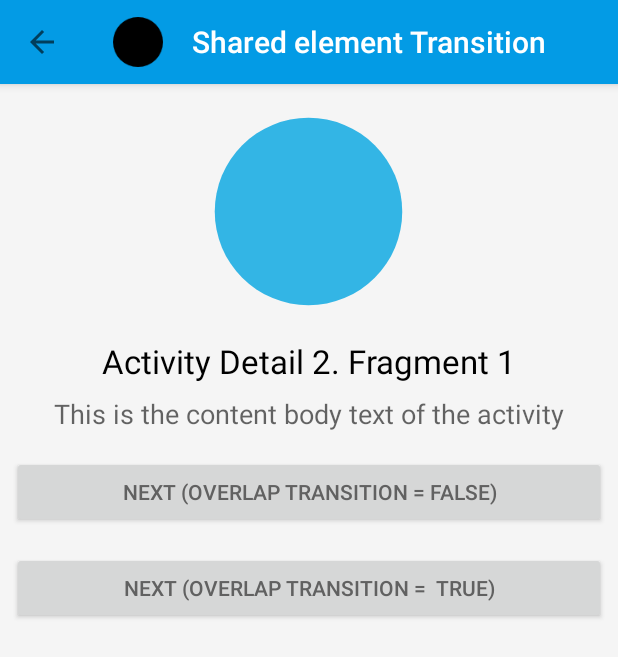
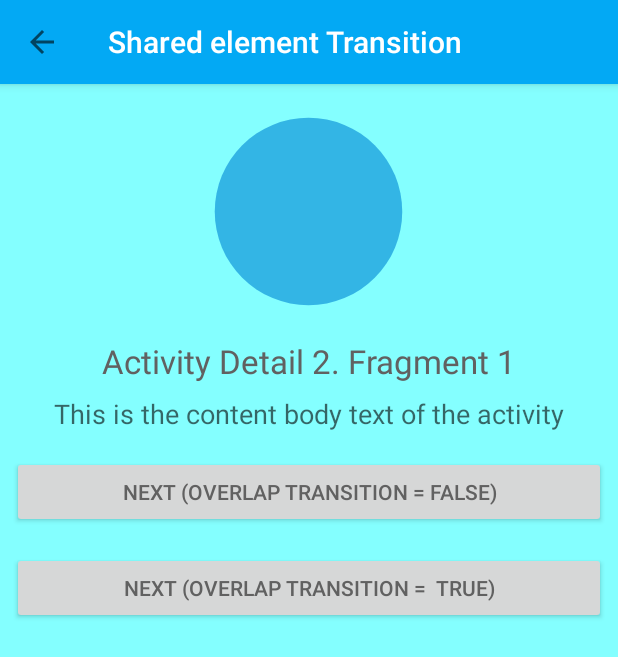
Before and after one commit to dev-arrow/Material-Animations, an Android app: the screen it shows after launch (DetailActivity2), after a tap on "Shared element Transition", on a phone screen of 412 x 824 dp. Shown: the top 657 px of the screen. Run offline under Robolectric (Android 15) with nearby library versions, the phone set to English and light mode, and no system bars; our stand-ins replace data binding; 2 statements that could not run were skipped.

Commit message:
Add themes to detail activities

```diff
--- a/app/src/main/java/com/lgvalle/material_animations/DetailActivity1.java
+++ b/app/src/main/java/com/lgvalle/material_animations/DetailActivity1.java
@@ -17,9 +17,11 @@ public class DetailActivity1 extends AppCompatActivity {
     @Override
     protected void onCreate(Bundle savedInstanceState) {
         super.onCreate(savedInstanceState);
+
         ActivityDetails1Binding binding = DataBindingUtil.setContentView(this, R.layout.activity_details1);
         Sample sample = (Sample) getIntent().getExtras().getSerializable("sample");
         binding.setDetails1Sample(sample);
+
 
         setupWindowAnimations();
         setupLayout();
--- a/app/src/main/res/layout/activity_details2.xml
+++ b/app/src/main/res/layout/activity_details2.xml
@@ -19,16 +19,8 @@
             style="@style/MaterialAnimations.TextAppearance.Title"
             android:layout_width="match_parent"
             android:layout_height="?android:attr/actionBarSize"
-            android:background="@color/material_animations_primary"
+            android:background="?android:colorPrimary"
             android:elevation="@dimen/elevation_header">
-
-            <ImageView
-                android:id="@+id/toolbar_sample_icon"
-                android:layout_width="@dimen/size_icon_toolbar"
-                android:layout_height="@dimen/size_icon_toolbar"
-                android:layout_marginEnd="@dimen/spacing_double"
-                android:src="@drawable/circle_24dp"
-                app:colorTint="@{details2Sample.color}" />
 
             <TextView
                 android:id="@+id/title"
--- a/app/src/main/res/values/colors.xml
+++ b/app/src/main/res/values/colors.xml
@@ -35,7 +35,7 @@
     <color name="theme_blue_background">#84ffff</color>
     <color name="theme_blue_primary">#03a9f4</color>
     <color name="theme_blue_accent">#ff193a</color>
-    <color name="theme_blue_text">@color/text_light</color>
+    <color name="theme_blue_text">@color/text_dark</color>
     <color name="theme_blue_primary_dark">#038dcc</color>
 
     <color name="theme_green_background">#b9f6ca</color>
@@ -64,9 +64,8 @@
 
     <color name="green">#00e676</color>
     <color name="red">#ff5252</color>
-    <color name="light_grey">#f5f5f5</color>
+    <color name="light_grey">#E0E0E0</color>
 
 
-    <color name="accent_material_dark">#ffcf40</color>
 
 </resources>
--- a/app/src/main/res/values/dimens.xml
+++ b/app/src/main/res/values/dimens.xml
@@ -11,6 +11,6 @@
 
     <dimen name="size_icon_toolbar">40dp</dimen>
 
-    <integer name="anim_duration_long">1000</integer>
-    <integer name="anim_duration_medium">500</integer>
+    <integer name="anim_duration_long">500</integer>
+    <integer name="anim_duration_medium">300</integer>
 </resources>
--- a/app/src/main/res/values/styles.xml
+++ b/app/src/main/res/values/styles.xml
@@ -17,12 +17,30 @@
         <item name="android:windowBackground">@color/light_grey</item>
     </style>
 
+    <style name="MaterialAnimations.Red" parent="MaterialAnimations">
+        <item name="android:colorPrimary">@color/theme_red_primary</item>
+        <item name="android:colorPrimaryDark">@color/theme_red_primary</item>
+        <item name="android:textColorPrimary">@color/theme_red_text</item>
+        <item name="android:statusBarColor">@color/theme_red_primary_dark</item>
+        <item name="android:windowBackground">@color/theme_red_background</item>
+        <item name="android:colorAccent">@color/theme_red_accent</item>
+    </style>
+
+    <style name="MaterialAnimations.Blue" parent="MaterialAnimations">
+        <item name="android:colorPrimary">@color/theme_blue_primary</item>
+        <item name="android:colorPrimaryDark">@color/theme_blue_primary</item>
+        <item name="android:textColorPrimary">@color/theme_blue_text</item>
+        <item name="android:statusBarColor">@color/theme_blue_primary_dark</item>
+        <item name="android:windowBackground">@color/theme_blue_background</item>
+        <item name="android:colorAccent">@color/theme_blue_accent</item>
+    </style>
+
     <style name="MaterialAnimations.TextAppearance.Title" parent="android:TextAppearance.Material.Title">
-        <item name="android:textColor">@color/material_animations_primary</item>
+        <item name="android:textColor">?android:textColorPrimary</item>
     </style>
 
     <style name="MaterialAnimations.TextAppearance.Title.Inverse" parent="android:TextAppearance.Material.Title">
-        <item name="android:textColor">@android:color/white</item>
+        <item name="android:textColor">?android:textColorPrimaryInverse</item>
     </style>
 
     <style name="MaterialAnimations.Text.Body" parent="Base.TextAppearance.AppCompat.Medium">
```
Also changed, not shown: app/src/main/AndroidManifest.xml (+10 -6 lines), app/src/main/res/layout/activity_details1.xml (+1 -10 lines).
